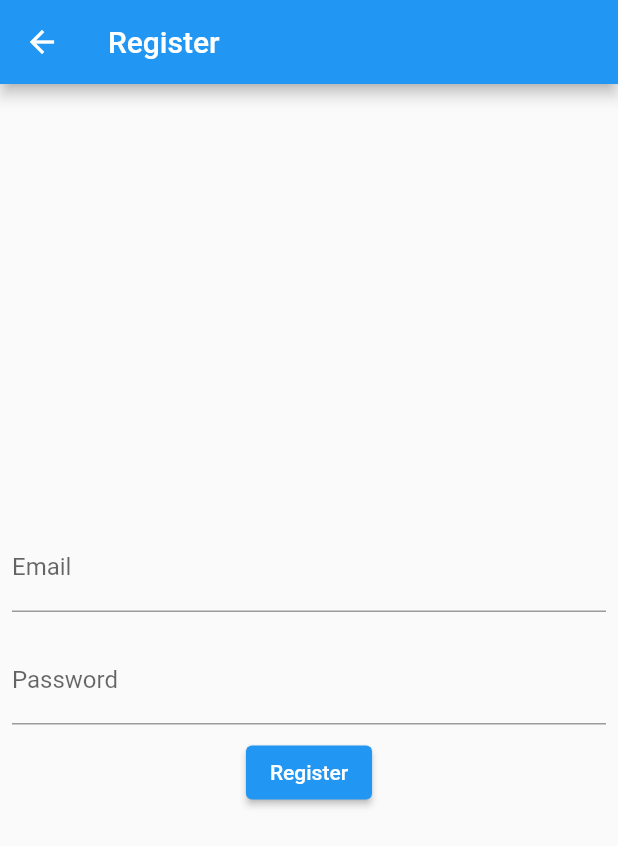
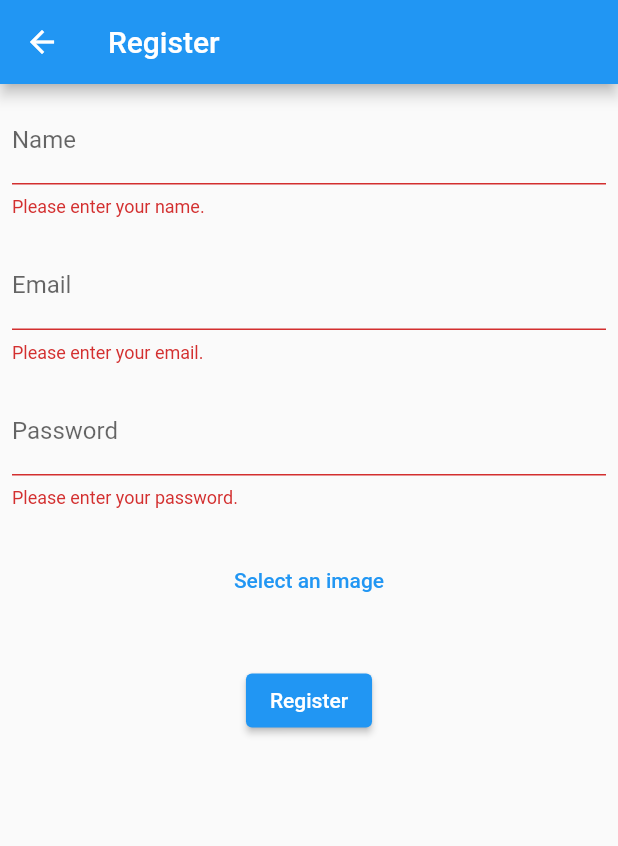
Before and after one commit to sohebalam/spare_park, a Flutter app: the RegisterScreen screen opened by its route, after a tap on "Register", on a phone screen of 412 x 824 dp. Shown: the top 846 px of the screen. Run offline on Flutter 3.47's test engine with Material 2 defaults, Android fonts, the phone set to English and light mode, and no system bars; our stand-ins replace auth_buttons, cached_network_image, cloud_firestore, firebase_auth, firebase_core, firebase_storage and 7 more; missing offline and left inert: firebase_auth_web, firebase_core_web, flutter_stripe, google_maps_flutter_platform_interface, google_maps_webservice; accounts and stored records are empty.

Commit message:
regiter_user

```diff
--- a/lib/screens/auth/register_screen.dart
+++ b/lib/screens/auth/register_screen.dart
@@ -1,31 +1,156 @@
+import 'dart:io';
+
+import 'package:firebase_auth/firebase_auth.dart';
 import 'package:flutter/material.dart';
+import 'package:image_picker/image_picker.dart';
 import 'package:sparepark/services/auth_service.dart';
 import 'package:provider/provider.dart';
 
-class RegisterScreen extends StatelessWidget {
-  const RegisterScreen({
-    Key? key,
-  }) : super(key: key);
+class RegisterScreen extends StatefulWidget {
+  const RegisterScreen({Key? key}) : super(key: key);
 
   @override
-  Widget build(BuildContext context) {
+  _RegisterScreenState createState() => _RegisterScreenState();
+}
+
+class _RegisterScreenState extends State<RegisterScreen> {
+  final TextEditingController nameController = TextEditingController();
   final TextEditingController emailController = TextEditingController();
   final TextEditingController passwordController = TextEditingController();
+  final picker = ImagePicker();
+  File? _image;
+  String? _error;
+  bool submitted = false;
 
-    final authService = Provider.of<AuthService>(context);
+  void _registerUser() async {
+    setState(() {
+      submitted = true;
+    });
+
+    if (_image == null) {
+      setState(() {
+        _error = 'Please select an image.';
+      });
+      return;
+    }
+
+    // try {
+    final authService = Provider.of<AuthService>(context, listen: false);
+
+    try {
+      final user = await authService.createUserWithEmailAndPassword(
+        emailController.text,
+        passwordController.text,
+        _image!,
+        nameController.text,
+        // You can also pass other parameters like image and name here
+      );
+      if (user != null) {
+        // User created successfully, show a success message
+        ScaffoldMessenger.of(context).showSnackBar(
+          SnackBar(
+            content: Text('New user registered successfully!'),
+          ),
+        );
+      } else {
+        // User creation failed, show an error message
+        ScaffoldMessenger.of(context).showSnackBar(
+          SnackBar(
+            content: Text('Something went wrong. Please try again later.'),
+          ),
+        );
+      }
+    } on FirebaseAuthException catch (e) {
+      // Use e.message instead of e.toString() to show the specific error message
+      ScaffoldMessenger.of(context).showSnackBar(
+        SnackBar(
+          content: Text(e.message.toString()),
+        ),
+      );
+    } catch (e) {
+      // An unknown exception occurred, show an error message
+      ScaffoldMessenger.of(context).showSnackBar(
+        SnackBar(
+          content: Text(e.toString()),
+        ),
+      );
+    }
+  }
+
+  // rest of the code remains the same
+  @override
+  Widget build(BuildContext context) {
+    Future<void> _getImage() async {
+      final action = await showDialog(
+        context: context,
+        builder: (BuildContext context) {
+          return AlertDialog(
+            title: Text('Select Image Source'),
+            content: SingleChildScrollView(
+              child: ListBody(
+                children: <Widget>[
+                  GestureDetector(
+                    child: Text('Camera'),
+                    onTap: () {
+                      Navigator.of(context).pop(ImageSource.camera);
+                    },
+                  ),
+                  Padding(padding: EdgeInsets.all(8.0)),
+                  GestureDetector(
+                    child: Text('Gallery'),
+                    onTap: () {
+                      Navigator.of(context).pop(ImageSource.gallery);
+                    },
+                  ),
+                ],
+              ),
+            ),
+          );
+        },
+      );
+
+      if (action == null) return;
+
+      final pickedFile = await picker.pickImage(source: action);
+
+      setState(() {
+        if (pickedFile != null) {
+          _image = File(pickedFile.path);
+        } else {
+          print('No image selected.');
+        }
+      });
+    }
+
     return Scaffold(
       appBar: AppBar(
-        title: Text('Register'),
+        title: const Text('Register'),
       ),
-      body: Column(
+      body: SingleChildScrollView(
+        child: Column(
           mainAxisAlignment: MainAxisAlignment.center,
           children: [
             Padding(
               padding: const EdgeInsets.all(8.0),
               child: TextField(
+                controller: nameController,
+                decoration: InputDecoration(
+                  labelText: 'Name',
+                  errorText: !submitted || nameController.text.isNotEmpty
+                      ? null
+                      : 'Please enter your name.',
+                ),
+              ),
+            ),
+            Padding(
+              padding: const EdgeInsets.all(8.0),
+              child: TextField(
                 controller: emailController,
                 decoration: InputDecoration(
-                labelText: "Email",
+                  labelText: 'Email',
+                  errorText: !submitted || emailController.text.isNotEmpty
+                      ? null
+                      : 'Please enter your email.',
                 ),
               ),
             ),
@@ -34,21 +159,43 @@ class RegisterScreen extends StatelessWidget {
               child: TextField(
                 controller: passwordController,
                 decoration: InputDecoration(
-                labelText: "Password",
+                  labelText: 'Password',
+                  errorText: !submitted || passwordController.text.isNotEmpty
+                      ? null
+                      : 'Please enter your password.',
                 ),
               ),
             ),
+            const SizedBox(
+              height: 16.0,
+            ),
+            TextButton(
+              onPressed: _getImage,
+              child: const Text('Select an image'),
+            ),
+            const SizedBox(
+              height: 16.0,
+            ),
+            if (_image != null)
+              Container(
+                height: 200.0,
+                width: double.infinity,
+                decoration: BoxDecoration(
+                  image: DecorationImage(
+                    image: FileImage(_image!),
+                    fit: BoxFit.cover,
+                  ),
+                ),
+              ),
+            const SizedBox(
+              height: 16.0,
+            ),
             ElevatedButton(
-            onPressed: () async {
-              await authService.createUserWithEmailAndPassword(
-                emailController.text,
-                passwordController.text,
-              );
-              Navigator.pop(context);
-            },
-            child: Text('Register'),
-          )
+              onPressed: _registerUser,
+              child: const Text('Register'),
+            ),
           ],
+        ),
       ),
     );
   }
--- a/lib/screens/crud/parking/register_car_parking.dart
+++ b/lib/screens/crud/parking/register_car_parking.dart
@@ -30,7 +30,6 @@ class _RegisterParkingSpaceState extends State<RegisterParkingSpace> {
   final _descriptionController = TextEditingController();
   final _postcodeOptions = <String>[];
   final picker = ImagePicker();
-  // final bool isLoggedIn = FirebaseAuth.instance.currentUser != null;
 
   File? _image;
 
--- a/lib/services/auth_service.dart
+++ b/lib/services/auth_service.dart
@@ -1,6 +1,9 @@
 import 'dart:async';
+import 'dart:io';
 
+import 'package:cloud_firestore/cloud_firestore.dart';
 import 'package:firebase_auth/firebase_auth.dart' as auth;
+import 'package:firebase_storage/firebase_storage.dart';
 import 'package:sparepark/models/user_model.dart';
 
 class AuthService {
@@ -37,12 +40,41 @@ class AuthService {
   Future<User?> createUserWithEmailAndPassword(
     String email,
     String password,
+    File image,
+    String name,
+
+    // String? uid
   ) async {
-    final credential = await _firebaseAuth.createUserWithEmailAndPassword(
-      email: email,
-      password: password,
-    );
-    return _userFromFirebase(credential.user);
+    try {
+      final credential = await _firebaseAuth.createUserWithEmailAndPassword(
+        email: email,
+        password: password,
+      );
+
+      // Upload the user's image to Firebase Storage and get the download URL
+      final ref = FirebaseStorage.instance
+          .ref()
+          .child('users/${credential.user!.uid}/image.jpg');
+      final uploadTask = ref.putFile(image);
+      final snapshot = await uploadTask.whenComplete(() {});
+      final downloadUrl = await snapshot.ref.getDownloadURL();
+
+      // Create a new document for the user in Firestore
+      final userDoc = FirebaseFirestore.instance
+          .collection('users')
+          .doc(credential.user!.uid);
+      await userDoc.set({
+        'name': name,
+        'email': email,
+        'image': downloadUrl,
+        'uid': userDoc.id
+      });
+
+      return _userFromFirebase(credential.user);
+    } catch (e) {
+      print(e.toString());
+      return null;
+    }
   }
 
   Future<void> signOut() async {
@@ -50,4 +82,6 @@ class AuthService {
   }
 
   logout() {}
+
+  isExistingUser(String email) {}
 }
```
Also changed, not shown: lib/screens/register_space.dart (deleted, +0 -376 lines), lib/wrapper.dart (deleted, +0 -28 lines). Lines whose indentation alone changed are shown as unchanged.
